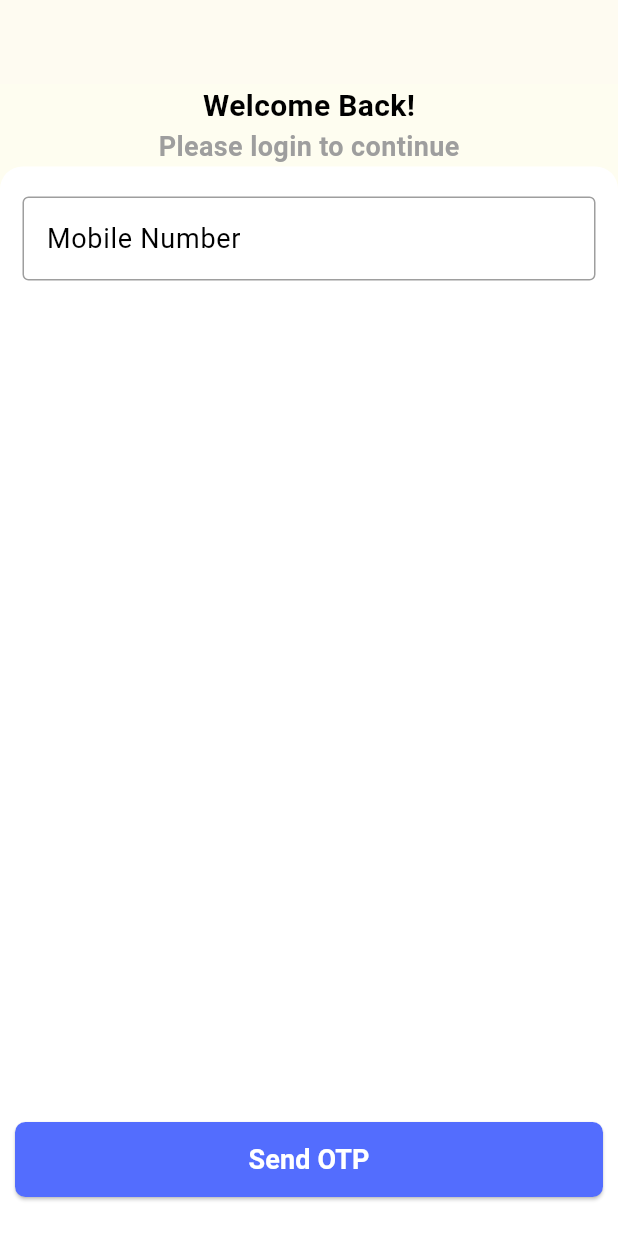
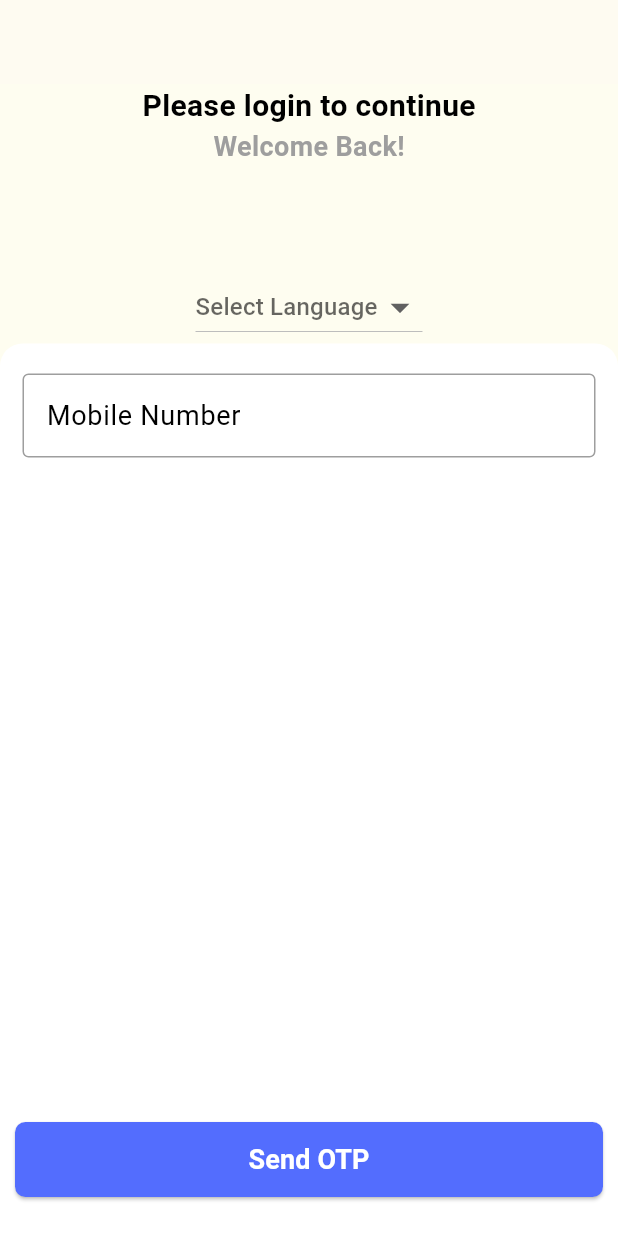
Before and after one commit to mallikaroy14/flutter-application, a Flutter app: the screen it shows after launch, on a phone screen of 412 x 824 dp. Run offline on Flutter 3.47's test engine with Material 3 defaults, Android fonts, the phone set to English and light mode, and no system bars; our stand-ins replace shared_preferences.

Commit message:
added multiLanguage setup

```diff
--- /dev/null
+++ b/lib/localization/language/LanguageEn.dart
@@ -0,0 +1,15 @@
+import 'package:feburary_flutter/localization/language/languages.dart';
+
+class LanguageEn  extends Languages{
+  @override
+
+  String get labelSelectLanguage => "Select Language";
+
+  @override
+  String get stringPleaseLogin => "Welcome Back!";
+
+  @override
+  String get stringWelcomeBack => "Please login to continue";
+
+
+}
--- /dev/null
+++ b/lib/localization/language/LanguageHi.dart
@@ -0,0 +1,16 @@
+import 'package:feburary_flutter/localization/language/languages.dart';
+
+class LanguageHi  extends Languages{
+  @override
+
+  String get labelSelectLanguage => "भाषा का चयन करें";
+
+  @override
+
+  String get stringPleaseLogin => "वापसी पर स्वागत है";
+
+  @override
+
+  String get stringWelcomeBack => "जारी रखने के लिए कृपया लॉगिन करें";
+
+}
--- /dev/null
+++ b/lib/localization/language/languages.dart
@@ -0,0 +1,13 @@
+import 'package:flutter/widgets.dart';
+
+abstract class Languages {
+  static Languages? of(BuildContext context) {
+    return Localizations.of<Languages>(context, Languages);
+  }
+
+  String get labelSelectLanguage;
+
+  String get stringWelcomeBack;
+  String get stringPleaseLogin;
+
+}
--- /dev/null
+++ b/lib/localization/locale_constant.dart
@@ -0,0 +1,30 @@
+import 'dart:ui';
+
+import 'package:feburary_flutter/main.dart';
+import 'package:flutter/cupertino.dart';
+import 'package:shared_preferences/shared_preferences.dart';
+
+const String prefSelectedLanguageCode = "SelectedLanguageCode";
+
+Future<Locale> setLocale(String languageCode) async {
+  SharedPreferences _prefs = await SharedPreferences.getInstance();
+  await _prefs.setString(prefSelectedLanguageCode, languageCode);
+  return _locale(languageCode);
+}
+
+Future<Locale> getLocale() async {
+  SharedPreferences _prefs = await SharedPreferences.getInstance();
+  String languageCode = _prefs.getString(prefSelectedLanguageCode) ?? "en";
+  return _locale(languageCode);
+}
+
+Locale _locale(String languageCode) {
+  return languageCode != null && languageCode.isNotEmpty
+      ? Locale(languageCode, '')
+      : Locale('en', '');
+}
+
+void changeLanguage(BuildContext context, String selectedLanguageCode) async {
+  var _locale = await setLocale(selectedLanguageCode);
+  MyApp1.setLocale(context, _locale);
+}
--- /dev/null
+++ b/lib/localization/localizations_delegte.dart
@@ -0,0 +1,34 @@
+
+
+import 'package:flutter/widgets.dart';
+
+import 'language/LanguageEn.dart';
+import 'language/LanguageHi.dart';
+import 'language/languages.dart';
+
+class AppLocalizationsDelegate extends LocalizationsDelegate<Languages> {
+
+  const AppLocalizationsDelegate();
+
+  @override
+  bool isSupported(Locale locale) =>
+      ['en', 'hi'].contains(locale.languageCode);
+
+  @override
+  Future<Languages> load(Locale locale) => _load(locale);
+
+  static Future<Languages> _load(Locale locale) async {
+    switch (locale.languageCode) {
+      case 'en':
+        return LanguageEn();
+      case 'hi':
+        return LanguageHi();
+      default:
+        return LanguageEn();
+    }
+  }
+
+  @override
+  bool shouldReload(LocalizationsDelegate<Languages> old) => false;
+
+}
--- a/lib/main.dart
+++ b/lib/main.dart
@@ -3,14 +3,86 @@ import 'package:flutter/cupertino.dart';
 import 'package:flutter/material.dart';
 import 'package:flutter/services.dart';
 import 'package:flutter/widgets.dart';
+import 'package:flutter_localizations/flutter_localizations.dart';
 
 import 'DisbursedCustomCard.dart';
+import 'localization/locale_constant.dart';
+import 'localization/localizations_delegte.dart';
 import 'models/BottomNavigation.dart';
 import 'models/GridViewLayout.dart';
 import 'models/TotalOverDueCard.dart';
 
 void main() {
-  runApp(const MyApp());
+  runApp( MyApp1());
+}
+
+
+class MyApp1 extends StatefulWidget {
+
+  static void setLocale(BuildContext context, Locale newLocale) {
+    var state = context.findAncestorStateOfType<_MyAppState>();
+    state?.setLocale(newLocale);
+  }
+
+  @override
+  State<StatefulWidget> createState() => _MyAppState();
+}
+
+class _MyAppState extends State<MyApp1> {
+
+
+   late Locale _locale;
+
+  void setLocale(Locale locale) {
+    setState(() {
+      _locale = locale;
+    });
+  }
+
+  @override
+  void didChangeDependencies() async {
+    getLocale().then((locale) {
+      setState(() {
+        _locale = locale;
+      });
+    });
+    super.didChangeDependencies();
+  }
+
+  @override
+  Widget build(BuildContext context) {
+    return MaterialApp(
+      // builder: (context, child) {
+        // return MediaQuery(
+        //   child: child,
+        //   data: MediaQuery.of(context).copyWith(textScaleFactor: 1.0),
+        // );
+      // },
+      title: 'Multi Language',
+      debugShowCheckedModeBanner: false,
+      locale: _locale,
+      home: LoginScreen(),
+      supportedLocales: const [
+        Locale('en', ''),
+        Locale('hi', '')
+      ],
+      localizationsDelegates: const [
+        AppLocalizationsDelegate(),
+        GlobalMaterialLocalizations.delegate,
+        GlobalWidgetsLocalizations.delegate,
+        GlobalCupertinoLocalizations.delegate,
+      ],
+      localeResolutionCallback: (locale, supportedLocales) {
+        for (var supportedLocale in supportedLocales) {
+          if (supportedLocale.languageCode == locale?.languageCode &&
+              supportedLocale.countryCode == locale?.countryCode) {
+            return supportedLocale;
+          }
+        }
+        return supportedLocales.first;
+      },
+    );
+  }
 }
 
 class MyApp extends StatelessWidget {
--- /dev/null
+++ b/lib/models/language_data.dart
@@ -0,0 +1,13 @@
+class LanguageData {
+  final String name;
+  final String languageCode;
+
+  LanguageData(this.name, this.languageCode);
+
+  static List<LanguageData> languageList() {
+    return <LanguageData>[
+      LanguageData("English", "en"),
+      LanguageData("Hindi", "hi"),
+    ];
+  }
+}
--- a/lib/screens/LoginScreen.dart
+++ b/lib/screens/LoginScreen.dart
@@ -1,5 +1,9 @@
+import 'package:feburary_flutter/models/language_data.dart';
 import 'package:flutter/material.dart';
 import 'package:flutter/services.dart';
+
+import '../localization/language/languages.dart';
+import '../localization/locale_constant.dart';
 // import 'package:android/com.weipl.checkout.WLCheckoutActivity';
 
 class LoginScreen extends StatefulWidget {
@@ -8,7 +12,6 @@ class LoginScreen extends StatefulWidget {
 }
 
 class _LoginScreenState extends State<LoginScreen> {
-
   String _data = "";
 
   // same channel and methodname.
@@ -24,8 +27,7 @@ class _LoginScreenState extends State<LoginScreen> {
       } else {
         _data = "not data found";
       }
-      setState(() {
-      });
+      setState(() {});
     } on PlatformException catch (e) {
       debugPrint("Failed to Invoke: '${e.message}'.");
     }
@@ -41,16 +43,13 @@ class _LoginScreenState extends State<LoginScreen> {
           height: 50,
           margin: const EdgeInsets.all(10),
           child: ElevatedButton(
-              onPressed: () => {
-
-              makeApiCall()
-              },
+              onPressed: () => {makeApiCall()},
               style: ElevatedButton.styleFrom(
                   backgroundColor: Colors.indigoAccent,
                   shape: RoundedRectangleBorder(
                       borderRadius: BorderRadius.circular(7)),
                   minimumSize: Size(double.infinity, 50)),
-              child: Text("Send OTP",
+              child: const Text("Send OTP",
                   style: TextStyle(
                       color: Colors.white,
                       fontSize: 18,
@@ -58,14 +57,20 @@ class _LoginScreenState extends State<LoginScreen> {
       body: Center(
         child: Column(
           children: [
-            Text("Welcome Back!",  style: TextStyle(
+             Text(Languages.of(context)!.stringWelcomeBack,
+                style: const TextStyle(
                     color: Colors.black,
                     fontSize: 20,
                     fontWeight: FontWeight.bold)),
-            Text("Please login to continue",  style: TextStyle(
+             Text(Languages.of(context)!.stringPleaseLogin,
+                style: const TextStyle(
                     color: Colors.grey,
                     fontSize: 18,
                     fontWeight: FontWeight.w700)),
+            const SizedBox(
+              height: 70,
+            ),
+            _createLanguageDropDown(),
             Expanded(
                 child: Container(
                     width: double.infinity,
@@ -85,10 +90,10 @@ class _LoginScreenState extends State<LoginScreen> {
                             enabledBorder: OutlineInputBorder(
                                 borderSide: BorderSide(color: Colors.grey)),
                             labelText: "Mobile Number",
-                              hintStyle : TextStyle(fontSize: 18, color: Colors.black),
-                            labelStyle: TextStyle(fontSize: 18, color: Colors.black),
-
-
+                            hintStyle:
+                                TextStyle(fontSize: 18, color: Colors.black),
+                            labelStyle:
+                                TextStyle(fontSize: 18, color: Colors.black),
                           ),
                         )
                       ],
@@ -98,4 +103,82 @@ class _LoginScreenState extends State<LoginScreen> {
       ),
     );
   }
+
+  _createLanguageDropDown() {
+    return DropdownButton<LanguageData>(
+      iconSize: 30,
+      hint: Text(Languages.of(context)!.labelSelectLanguage),
+      // onChanged: (LanguageData language) {
+      //   changeLanguage(context, language.languageCode);
+      // },
+      items: LanguageData.languageList()
+          .map<DropdownMenuItem<LanguageData>>(
+            (e) => DropdownMenuItem<LanguageData>(
+              value: e,
+              child: Row(
+                mainAxisAlignment: MainAxisAlignment.spaceAround,
+                children: <Widget>[Text(e.name)],
+              ),
+            ),
+          )
+          .toList(),
+      onChanged: (LanguageData? language) {
+        changeLanguage(context, language!.languageCode);
+      },
+    );
   }
+}
+
+// class HomeState extends State<Home> {
+//   @override
+//   Widget build(BuildContext context) =>
+//       Scaffold(
+//         appBar: AppBar(
+//           leading: Icon(
+//             Icons.language,
+//             color: Colors.white,
+//           ),
+//           title: Text(Languages
+//               .of(context)
+//               .appName),
+//         ),
+//         body: Container(
+//           margin: EdgeInsets.all(30),
+//           child: Center(
+//             child: Column(
+//               children: <Widget>[
+//                 SizedBox(
+//                   height: 80,
+//                 ),
+//                 Text(
+//                   Languages
+//                       .of(context)
+//                       .labelWelcome,
+//                   style: TextStyle(
+//                       fontSize: 30,
+//                       fontWeight: FontWeight.bold,
+//                       color: Colors.black),
+//                 ),
+//                 SizedBox(
+//                   height: 30,
+//                 ),
+//                 Text(
+//                   Languages
+//                       .of(context)
+//                       .labelInfo,
+//                   style: TextStyle(fontSize: 20, color: Colors.grey),
+//                   textAlign: TextAlign.center,
+//
+//                 ),
+//                 SizedBox(
+//                   height: 70,
+//                 ),
+//                 _createLanguageDropDown()
+//               ],
+//             ),
+//           ),
+//         ),
+//       );
+//
+//
+// }
--- a/pubspec.yaml
+++ b/pubspec.yaml
@@ -30,7 +30,9 @@ environment:
 dependencies:
   flutter:
     sdk: flutter
-
+  flutter_localizations:
+    sdk: flutter
+  shared_preferences: ^2.2.3
 
   # The following adds the Cupertino Icons font to your application.
   # Use with the CupertinoIcons class for iOS style icons.
```
Also changed, not shown: pubspec.lock, 7 other files. Lines whose indentation alone changed are shown as unchanged.
